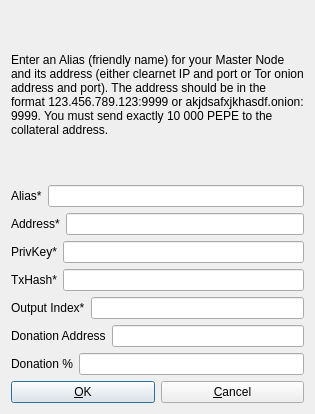
The window that src/qt/forms/addeditadrenalinenode.ui (projectmemetic/pepecoin) describes before a commit, drawn with Qt 5.
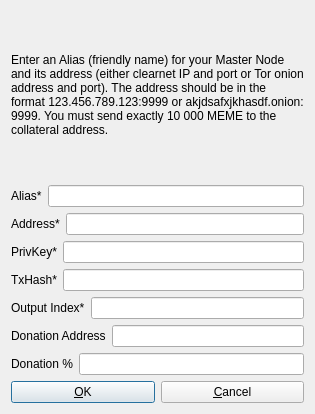
The same window after the commit.

Diff of the .ui file:
```diff
--- a/src/qt/forms/addeditadrenalinenode.ui
+++ b/src/qt/forms/addeditadrenalinenode.ui
@@ -26,7 +26,7 @@
       </sizepolicy>
      </property>
      <property name="text">
-      <string>&lt;html&gt;&lt;head/&gt;&lt;body&gt;&lt;p&gt;Enter an Alias (friendly name) for your Master Node and its address (either clearnet IP and port or Tor onion address and port). The address should be in the format 123.456.789.123:9999 or akjdsafxjkhasdf.onion:9999. You must send exactly 10 000 PEPE to the collateral address.&lt;/p&gt;&lt;/body&gt;&lt;/html&gt;</string>
+      <string>&lt;html&gt;&lt;head/&gt;&lt;body&gt;&lt;p&gt;Enter an Alias (friendly name) for your Master Node and its address (either clearnet IP and port or Tor onion address and port). The address should be in the format 123.456.789.123:9999 or akjdsafxjkhasdf.onion:9999. You must send exactly 10 000 MEME to the collateral address.&lt;/p&gt;&lt;/body&gt;&lt;/html&gt;</string>
      </property>
      <property name="wordWrap">
       <bool>true</bool>
```
Left out of the diff: 2 changed lines with no effect on the pictures.
